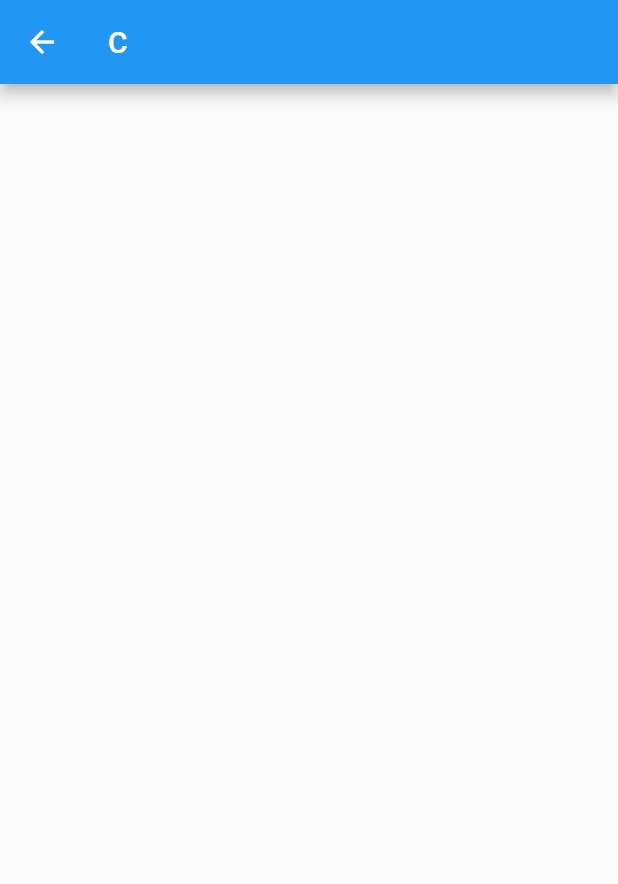
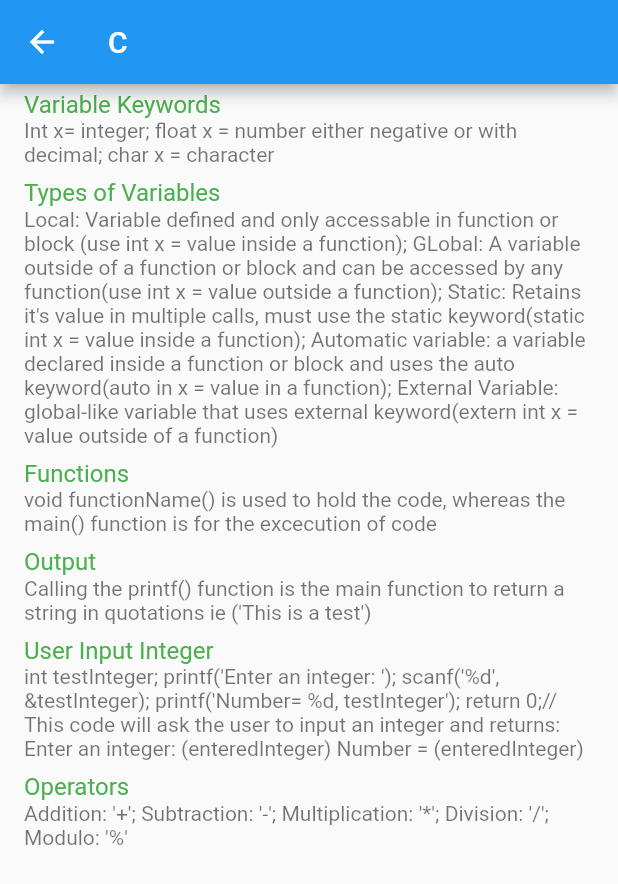
Before and after one commit to arrismo/Dev-Gears, a Flutter app: the CRoute screen opened directly, on a phone screen of 412 x 824 dp. Shown: the top 884 px of the screen. Run offline on Flutter 3.47's test engine with Material 2 defaults, Android fonts, the phone set to English and light mode, and no system bars.

Commit message:
C Marcus

```diff
--- a/lib/main.dart
+++ b/lib/main.dart
@@ -551,11 +551,51 @@ class JavaRoute extends StatelessWidget{
 class CRoute extends StatelessWidget{
   @override
 
-  Widget build(BuildContext context) {
+ Widget build(BuildContext context) {
     return Scaffold(
       appBar: AppBar(
         title: Text("C"),
-      )
+      ),
+      body: ListView(
+        children: <Widget>[
+          ListTile(
+            title: Text("Variable Keywords",
+            style: TextStyle(color: Colors.green),
+            ),
+            subtitle: Text("Int x= integer; float x = number either negative or with decimal; char x = character")
+          ),
+           ListTile(
+            title: Text("Types of Variables",
+            style: TextStyle(color: Colors.green),
+            ),
+            subtitle: Text("Local: Variable defined and only accessable in function or block (use int x = value inside a function); GLobal: A variable outside of a function or block and can be accessed by any function(use int x = value outside a function); Static: Retains it's value in multiple calls, must use the static keyword(static int x = value inside a function); Automatic variable: a variable declared inside a function or block and uses the auto keyword(auto in x = value in a function); External Variable: global-like variable that uses external keyword(extern int x = value outside of a function)")
+          ),
+          ListTile(
+            title: Text("Functions",
+            style: TextStyle(color: Colors.green),
+            ),
+            subtitle: Text("void functionName() is used to hold the code, whereas the main() function is for the excecution of code")
+          ),
+          ListTile(
+            title: Text("Output",
+            style: TextStyle(color: Colors.green),
+            ),
+            subtitle: Text("Calling the printf() function is the main function to return a string in quotations ie ('This is a test')")
+          ),
+          ListTile(
+            title: Text("User Input Integer",
+            style: TextStyle(color: Colors.green),
+            ),
+            subtitle: Text("int testInteger; printf('Enter an integer: '); scanf('%d', &testInteger); printf('Number= %d, testInteger'); return 0;// This code will ask the user to input an integer and returns: Enter an integer: (enteredInteger) Number = (enteredInteger)")
+          ),
+          ListTile(
+            title: Text("Operators",
+            style: TextStyle(color: Colors.green),
+            ),
+            subtitle: Text("Addition: '+'; Subtraction: '-'; Multiplication: '*'; Division: '/'; Modulo: '%'")
+          ),
+        ],
+      ),
     );
   }
 }
```
